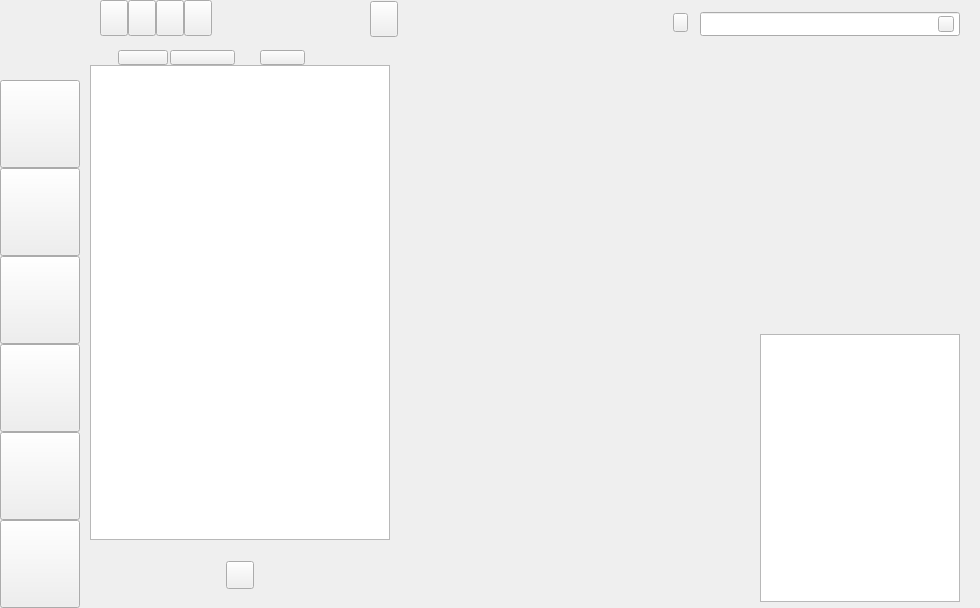
Old version of the form ui/mainwindow.ui in the repository UbuntuKylin/kylin-software-center.
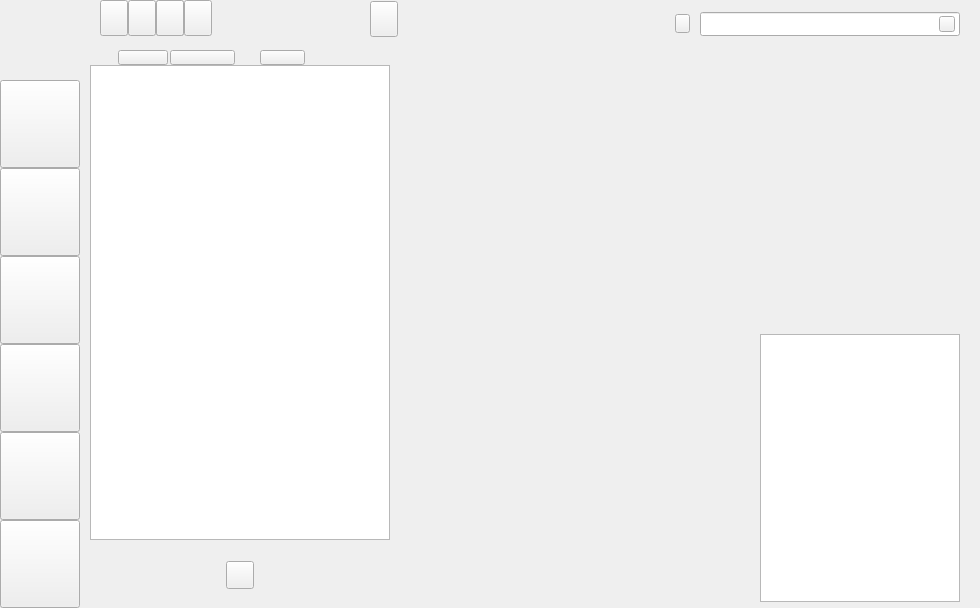
New version of the form.

Patch:
```diff
--- a/ui/mainwindow.ui
+++ b/ui/mainwindow.ui
@@ -146,24 +146,20 @@
        <string/>
       </property>
      </widget>
-     <widget class="QLabel" name="allcount">
+     <widget class="QWidget" name="allcw1" native="true">
       <property name="geometry">
        <rect>
-        <x>772</x>
+        <x>750</x>
         <y>20</y>
-        <width>50</width>
+        <width>130</width>
         <height>15</height>
        </rect>
       </property>
-      <property name="text">
-       <string/>
-      </property>
-     </widget>
      <widget class="QLabel" name="alltext1">
       <property name="geometry">
        <rect>
-        <x>749</x>
-        <y>20</y>
+         <x>0</x>
+         <y>0</y>
         <width>50</width>
         <height>15</height>
        </rect>
@@ -175,8 +171,8 @@
      <widget class="QLabel" name="alltext2">
       <property name="geometry">
        <rect>
-        <x>818</x>
-        <y>20</y>
+         <x>69</x>
+         <y>0</y>
         <width>44</width>
         <height>15</height>
        </rect>
@@ -184,6 +180,20 @@
       <property name="text">
        <string/>
       </property>
+      </widget>
+      <widget class="QLabel" name="allcount">
+       <property name="geometry">
+        <rect>
+         <x>23</x>
+         <y>0</y>
+         <width>50</width>
+         <height>15</height>
+        </rect>
+       </property>
+       <property name="text">
+        <string/>
+       </property>
+      </widget>
      </widget>
     </widget>
     <widget class="QWidget" name="unWidget" native="true">
@@ -208,24 +218,20 @@
        <string/>
       </property>
      </widget>
-     <widget class="QLabel" name="uncount">
+     <widget class="QWidget" name="uncw1" native="true">
       <property name="geometry">
        <rect>
-        <x>777</x>
+        <x>750</x>
         <y>20</y>
-        <width>50</width>
+        <width>130</width>
         <height>15</height>
        </rect>
       </property>
-      <property name="text">
-       <string/>
-      </property>
-     </widget>
      <widget class="QLabel" name="untext1">
       <property name="geometry">
        <rect>
-        <x>750</x>
-        <y>20</y>
+         <x>0</x>
+         <y>0</y>
         <width>50</width>
         <height>15</height>
        </rect>
@@ -237,8 +243,8 @@
      <widget class="QLabel" name="untext2">
       <property name="geometry">
        <rect>
-        <x>818</x>
-        <y>20</y>
+         <x>69</x>
+         <y>0</y>
         <width>44</width>
         <height>15</height>
        </rect>
@@ -246,6 +252,20 @@
       <property name="text">
        <string/>
       </property>
+      </widget>
+      <widget class="QLabel" name="uncount">
+       <property name="geometry">
+        <rect>
+         <x>30</x>
+         <y>0</y>
+         <width>50</width>
+         <height>15</height>
+        </rect>
+       </property>
+       <property name="text">
+        <string/>
+       </property>
+      </widget>
      </widget>
     </widget>
     <widget class="QWidget" name="homepageWidget" native="true">
@@ -261,31 +281,83 @@
       <property name="geometry">
        <rect>
         <x>0</x>
-        <y>298</y>
+        <y>275</y>
         <width>640</width>
-        <height>268</height>
+        <height>291</height>
        </rect>
       </property>
+      <widget class="QLabel" name="hometext1">
+       <property name="geometry">
+        <rect>
+         <x>0</x>
+         <y>0</y>
+         <width>60</width>
+         <height>15</height>
+        </rect>
+       </property>
+       <property name="text">
+        <string/>
+       </property>
+      </widget>
+      <widget class="QLabel" name="homeline1">
+       <property name="geometry">
+        <rect>
+         <x>0</x>
+         <y>17</y>
+         <width>640</width>
+         <height>1</height>
+        </rect>
+       </property>
+       <property name="text">
+        <string/>
+       </property>
+      </widget>
      </widget>
      <widget class="QWidget" name="rankWidget" native="true">
       <property name="geometry">
        <rect>
         <x>660</x>
-        <y>298</y>
+        <y>275</y>
         <width>200</width>
-        <height>268</height>
+        <height>291</height>
        </rect>
       </property>
       <widget class="QListWidget" name="rankView">
        <property name="geometry">
         <rect>
          <x>0</x>
-         <y>0</y>
+         <y>23</y>
          <width>200</width>
          <height>268</height>
         </rect>
        </property>
       </widget>
+      <widget class="QLabel" name="hometext2">
+       <property name="geometry">
+        <rect>
+         <x>0</x>
+         <y>0</y>
+         <width>60</width>
+         <height>15</height>
+        </rect>
+       </property>
+       <property name="text">
+        <string/>
+       </property>
+      </widget>
+      <widget class="QLabel" name="homeline2">
+       <property name="geometry">
+        <rect>
+         <x>0</x>
+         <y>17</y>
+         <width>200</width>
+         <height>1</height>
+        </rect>
+       </property>
+       <property name="text">
+        <string/>
+       </property>
+      </widget>
      </widget>
      <widget class="QWidget" name="homeMsgWidget" native="true">
       <property name="geometry">
@@ -408,25 +480,21 @@
        </widget>
       </widget>
      </widget>
-     <widget class="QLabel" name="hometext1">
+     <widget class="QWidget" name="homecw1" native="true">
       <property name="geometry">
        <rect>
-        <x>0</x>
-        <y>275</y>
-        <width>60</width>
+        <x>750</x>
+        <y>20</y>
+        <width>130</width>
         <height>15</height>
        </rect>
       </property>
-      <property name="text">
-       <string/>
-      </property>
-     </widget>
-     <widget class="QLabel" name="hometext2">
+      <widget class="QLabel" name="hometext3">
       <property name="geometry">
        <rect>
-        <x>660</x>
-        <y>275</y>
-        <width>60</width>
+         <x>0</x>
+         <y>0</y>
+         <width>50</width>
         <height>15</height>
        </rect>
       </property>
@@ -434,31 +502,32 @@
        <string/>
       </property>
      </widget>
-     <widget class="QLabel" name="homeline1">
+      <widget class="QLabel" name="hometext4">
       <property name="geometry">
        <rect>
-        <x>0</x>
-        <y>292</y>
-        <width>640</width>
-        <height>1</height>
+         <x>69</x>
+         <y>0</y>
+         <width>44</width>
+         <height>15</height>
        </rect>
       </property>
       <property name="text">
        <string/>
       </property>
      </widget>
-     <widget class="QLabel" name="homeline2">
+      <widget class="QLabel" name="homecount">
       <property name="geometry">
        <rect>
-        <x>660</x>
-        <y>292</y>
-        <width>200</width>
-        <height>1</height>
+         <x>23</x>
+         <y>0</y>
+         <width>50</width>
+         <height>15</height>
        </rect>
       </property>
       <property name="text">
        <string/>
       </property>
+      </widget>
      </widget>
     </widget>
     <widget class="QWidget" name="searchWidget" native="true">
@@ -483,24 +552,20 @@
        <string/>
       </property>
      </widget>
-     <widget class="QLabel" name="searchcount">
+     <widget class="QWidget" name="searchcw1" native="true">
       <property name="geometry">
        <rect>
-        <x>777</x>
+        <x>750</x>
         <y>20</y>
-        <width>50</width>
+        <width>130</width>
         <height>15</height>
        </rect>
       </property>
-      <property name="text">
-       <string/>
-      </property>
-     </widget>
      <widget class="QLabel" name="searchtext1">
       <property name="geometry">
        <rect>
-        <x>750</x>
-        <y>20</y>
+         <x>0</x>
+         <y>0</y>
         <width>50</width>
         <height>15</height>
        </rect>
@@ -512,8 +577,8 @@
      <widget class="QLabel" name="searchtext2">
       <property name="geometry">
        <rect>
-        <x>818</x>
-        <y>20</y>
+         <x>69</x>
+         <y>0</y>
         <width>44</width>
         <height>15</height>
        </rect>
@@ -521,6 +586,20 @@
       <property name="text">
        <string/>
       </property>
+      </widget>
+      <widget class="QLabel" name="searchcount">
+       <property name="geometry">
+        <rect>
+         <x>30</x>
+         <y>0</y>
+         <width>50</width>
+         <height>15</height>
+        </rect>
+       </property>
+       <property name="text">
+        <string/>
+       </property>
+      </widget>
      </widget>
     </widget>
     <widget class="QWidget" name="taskWidget" native="true">
@@ -646,24 +725,20 @@
        <string/>
       </property>
      </widget>
-     <widget class="QLabel" name="upcount">
+     <widget class="QWidget" name="upcw1" native="true">
       <property name="geometry">
        <rect>
-        <x>777</x>
+        <x>750</x>
         <y>20</y>
-        <width>50</width>
+        <width>130</width>
         <height>15</height>
        </rect>
       </property>
-      <property name="text">
-       <string/>
-      </property>
-     </widget>
      <widget class="QLabel" name="uptext1">
       <property name="geometry">
        <rect>
-        <x>750</x>
-        <y>20</y>
+         <x>0</x>
+         <y>0</y>
         <width>50</width>
         <height>15</height>
        </rect>
@@ -675,8 +750,8 @@
      <widget class="QLabel" name="uptext2">
       <property name="geometry">
        <rect>
-        <x>818</x>
-        <y>20</y>
+         <x>69</x>
+         <y>0</y>
         <width>44</width>
         <height>15</height>
        </rect>
@@ -684,6 +759,20 @@
       <property name="text">
        <string/>
       </property>
+      </widget>
+      <widget class="QLabel" name="upcount">
+       <property name="geometry">
+        <rect>
+         <x>30</x>
+         <y>0</y>
+         <width>50</width>
+         <height>15</height>
+        </rect>
+       </property>
+       <property name="text">
+        <string/>
+       </property>
+      </widget>
      </widget>
     </widget>
     <widget class="QWidget" name="headerWidget" native="true">
@@ -744,33 +833,68 @@
        </rect>
       </property>
      </widget>
+     <widget class="QPushButton" name="btnMax">
+      <property name="geometry">
+       <rect>
+        <x>56</x>
+        <y>0</y>
+        <width>28</width>
+        <height>36</height>
+       </rect>
+      </property>
+      <property name="text">
+       <string/>
+      </property>
+     </widget>
+     <widget class="QPushButton" name="btnNormal">
+      <property name="geometry">
+       <rect>
+        <x>56</x>
+        <y>0</y>
+        <width>28</width>
+        <height>36</height>
+       </rect>
+      </property>
+      <property name="text">
+       <string/>
+      </property>
+     </widget>
+     <widget class="QWidget" name="headercw1" native="true">
+      <property name="geometry">
+       <rect>
+        <x>575</x>
+        <y>0</y>
+        <width>285</width>
+        <height>36</height>
+       </rect>
+      </property>
+      <widget class="QPushButton" name="btnCloseDetail">
+       <property name="geometry">
+        <rect>
+         <x>0</x>
+         <y>14</y>
+         <width>15</width>
+         <height>19</height>
+        </rect>
+       </property>
+       <property name="text">
+        <string/>
+       </property>
+      </widget>
      <widget class="QLineEdit" name="leSearch">
       <property name="geometry">
        <rect>
-        <x>600</x>
+         <x>25</x>
         <y>12</y>
         <width>260</width>
         <height>24</height>
        </rect>
       </property>
      </widget>
-     <widget class="QPushButton" name="btnMaxNormal">
-      <property name="geometry">
-       <rect>
-        <x>56</x>
-        <y>0</y>
-        <width>28</width>
-        <height>36</height>
-       </rect>
-      </property>
-      <property name="text">
-       <string/>
-      </property>
-     </widget>
      <widget class="QPushButton" name="lebg">
       <property name="geometry">
        <rect>
-        <x>838</x>
+         <x>264</x>
         <y>16</y>
         <width>16</width>
         <height>16</height>
@@ -780,18 +904,6 @@
        <string/>
       </property>
      </widget>
-     <widget class="QPushButton" name="btnCloseDetail">
-      <property name="geometry">
-       <rect>
-        <x>573</x>
-        <y>13</y>
-        <width>15</width>
-        <height>19</height>
-       </rect>
-      </property>
-      <property name="text">
-       <string/>
-      </property>
      </widget>
     </widget>
     <widget class="QWidget" name="winpageWidget" native="true">
@@ -803,32 +915,6 @@
        <height>572</height>
       </rect>
      </property>
-     <widget class="QLabel" name="wincountlabel">
-      <property name="geometry">
-       <rect>
-        <x>777</x>
-        <y>20</y>
-        <width>50</width>
-        <height>15</height>
-       </rect>
-      </property>
-      <property name="text">
-       <string/>
-      </property>
-     </widget>
-     <widget class="QLabel" name="winlabel1">
-      <property name="geometry">
-       <rect>
-        <x>750</x>
-        <y>20</y>
-        <width>50</width>
-        <height>15</height>
-       </rect>
-      </property>
-      <property name="text">
-       <string/>
-      </property>
-     </widget>
      <widget class="QLabel" name="wintitle">
       <property name="geometry">
        <rect>
@@ -842,19 +928,6 @@
        <string/>
       </property>
      </widget>
-     <widget class="QLabel" name="winlabel2">
-      <property name="geometry">
-       <rect>
-        <x>818</x>
-        <y>20</y>
-        <width>44</width>
-        <height>15</height>
-       </rect>
-      </property>
-      <property name="text">
-       <string/>
-      </property>
-     </widget>
      <widget class="QLabel" name="winline">
       <property name="geometry">
        <rect>
@@ -868,13 +941,62 @@
        <string/>
       </property>
      </widget>
+     <widget class="QWidget" name="wincw1" native="true">
+      <property name="geometry">
+       <rect>
+        <x>750</x>
+        <y>20</y>
+        <width>130</width>
+        <height>15</height>
+       </rect>
+      </property>
+      <widget class="QLabel" name="winlabel1">
+       <property name="geometry">
+        <rect>
+         <x>0</x>
+         <y>0</y>
+         <width>50</width>
+         <height>15</height>
+        </rect>
+       </property>
+       <property name="text">
+        <string/>
+       </property>
+      </widget>
+      <widget class="QLabel" name="winlabel2">
+       <property name="geometry">
+        <rect>
+         <x>69</x>
+         <y>0</y>
+         <width>44</width>
+         <height>15</height>
+        </rect>
+       </property>
+       <property name="text">
+        <string/>
+       </property>
+      </widget>
+      <widget class="QLabel" name="wincountlabel">
+       <property name="geometry">
+        <rect>
+         <x>30</x>
+         <y>0</y>
+         <width>50</width>
+         <height>15</height>
+        </rect>
+       </property>
+       <property name="text">
+        <string/>
+       </property>
+      </widget>
+     </widget>
     </widget>
     <widget class="QLabel" name="virtuallabel">
      <property name="geometry">
       <rect>
        <x>20</x>
        <y>590</y>
-       <width>830</width>
+       <width>880</width>
        <height>18</height>
       </rect>
      </property>
@@ -882,6 +1004,16 @@
       <string/>
      </property>
     </widget>
+    <widget class="QWidget" name="detailShellWidget" native="true">
+     <property name="geometry">
+      <rect>
+       <x>20</x>
+       <y>50</y>
+       <width>873</width>
+       <height>558</height>
+      </rect>
+     </property>
+    </widget>
    </widget>
    <zorder>rightWidget</zorder>
    <zorder>navWidget</zorder>
```
Lines whose indentation alone changed are shown as unchanged.
